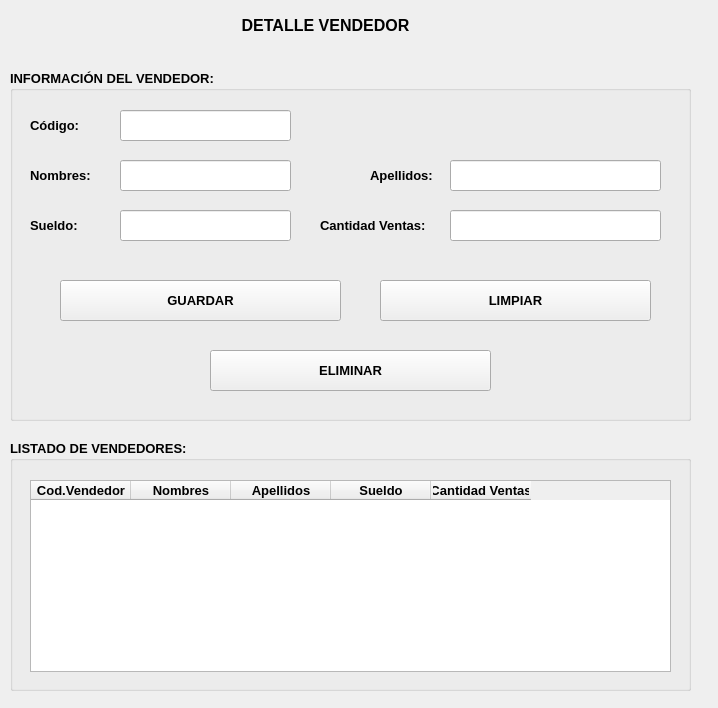
Above: appVehiculos/view/fmvendedor.ui from Alonsobox/Proyecto-ProgramacionObj before the change. Below: the same form after it.
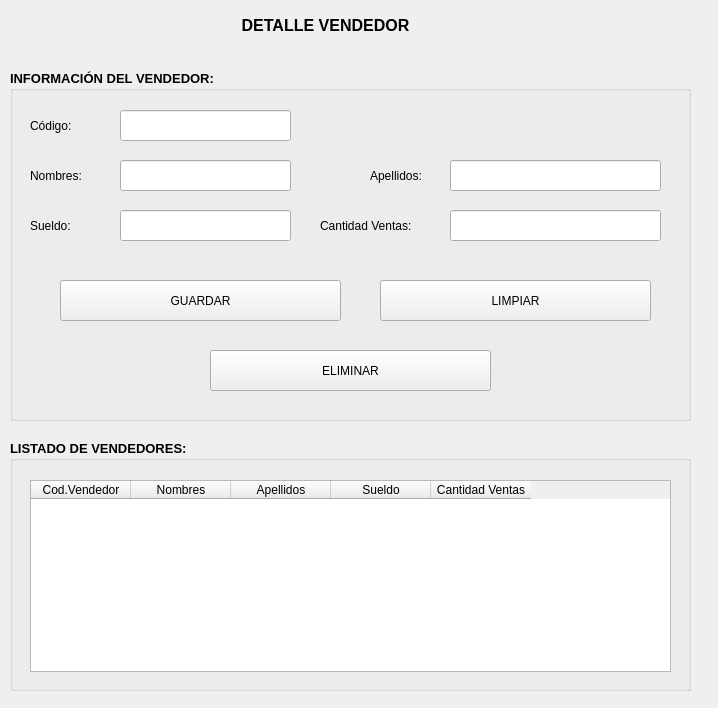
That is the form after the change.

Patch:
```diff
--- a/appVehiculos/view/fmvendedor.ui
+++ b/appVehiculos/view/fmvendedor.ui
@@ -13,6 +13,12 @@
   <property name="windowTitle">
    <string>MainWindow</string>
   </property>
+  <property name="styleSheet">
+   <string notr="true">QMainWindow {
+    border-radius: 20px; 
+}
+</string>
+  </property>
   <widget class="QWidget" name="centralwidget">
    <widget class="QGroupBox" name="groupBox">
     <property name="geometry">
@@ -239,6 +245,12 @@
        <height>192</height>
       </rect>
      </property>
+     <property name="styleSheet">
+      <string notr="true">QTableWidget::item {
+   	width:100%
+}
+</string>
+     </property>
      <column>
       <property name="text">
        <string>Cod.Vendedor</string>
```
